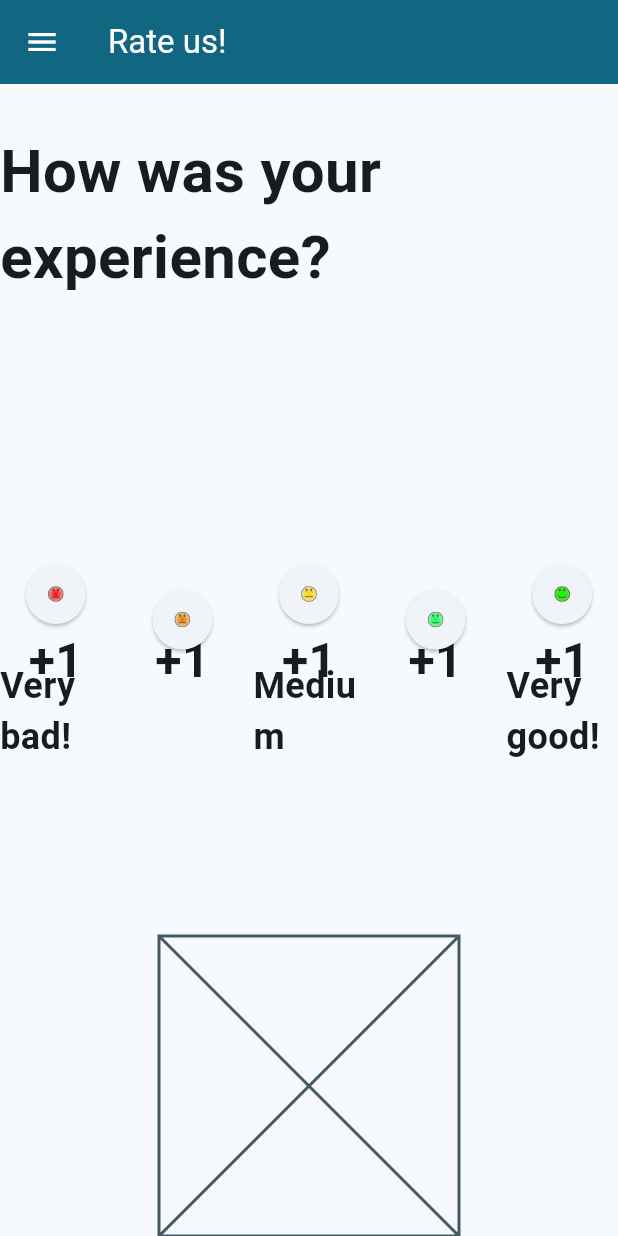
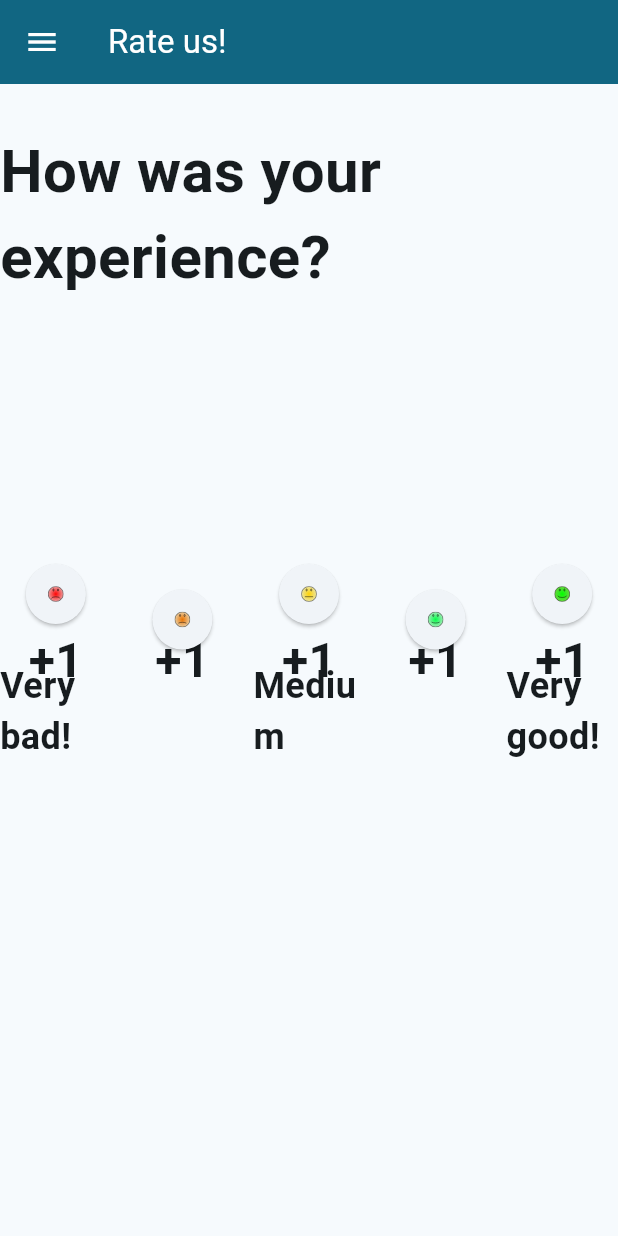
Before and after one commit to vw-wob-it-edu-ngitl/flutter_rating_app, a Flutter app: the screen it shows after launch, on a phone screen of 412 x 824 dp. Run offline on Flutter 3.47's test engine with Material 2 defaults, Android fonts, the light colour scheme and no system bars; our stand-ins replace fl_chart, flutter_spinbox, flutter_svg, go_router, settings_ui, shared_preferences and 1 more; accounts and stored records are empty; generated files the repository leaves out were written again.

Commit message:
Removed logo placeholder in rating screen temporary

```diff
--- a/lib/screens/ratings_screen.dart
+++ b/lib/screens/ratings_screen.dart
@@ -92,11 +92,11 @@ class RatingsPage extends StatelessWidget {
                   ),
                 ),
                 Expanded(child: Container()),
-                const SizedBox(
-                  height: 200,
-                  width: 200,
-                  child: Placeholder(),
-                )
+                // const SizedBox(
+                //   height: 200,
+                //   width: 200,
+                //   child: Placeholder(),
+                // )
               ],
             ),
             Center(
```
